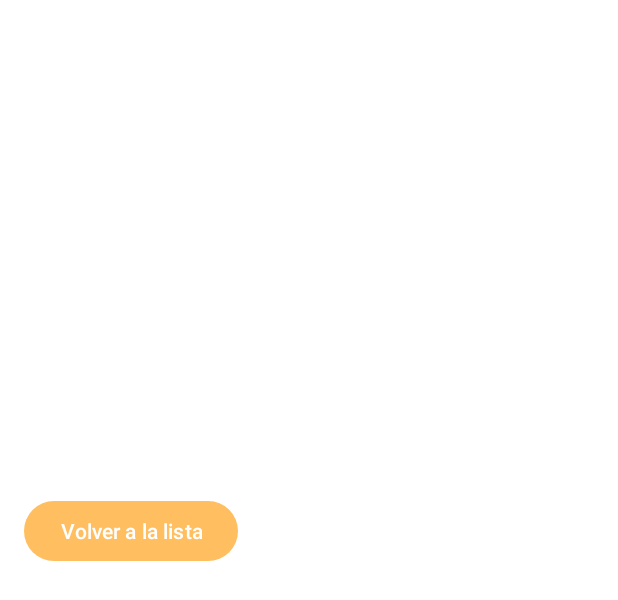
After one commit to rodriisepulveda/final-am-ACN4AV-sepulveda-rodrigo, an Android app: the layout activity_product_detail.xml on its own in the app's theme, with its tools: preview values and no code run, on a phone screen of 412 x 824 dp. The commit adds this screen. Shown: the top 600 px of the screen. Run offline under Robolectric (Android 15) with nearby library versions, the phone set to English and light mode, and no system bars.

Commit message:
added filtros e imagenes

```diff
--- a/app/src/main/res/drawable/rounded_button.xml
+++ b/app/src/main/res/drawable/rounded_button.xml
@@ -1,6 +1,4 @@
-<?xml version="1.0" encoding="utf-8"?>
-<shape xmlns:android="http://schemas.android.com/apk/res/android"
-    android:shape="rectangle">
+<shape xmlns:android="http://schemas.android.com/apk/res/android">
+    <solid android:color="@color/primaryColor" />
     <corners android:radius="8dp" />
-    <solid android:color="@color/primaryColor" />
 </shape>
--- /dev/null
+++ b/app/src/main/res/layout/activity_product_detail.xml
@@ -0,0 +1,40 @@
+<LinearLayout xmlns:android="http://schemas.android.com/apk/res/android"
+    android:layout_width="match_parent"
+    android:layout_height="match_parent"
+    android:orientation="vertical"
+    android:padding="16dp">
+
+    <ImageView
+        android:id="@+id/imageViewDetailProduct"
+        android:layout_width="200dp"
+        android:layout_height="200dp"
+        android:layout_gravity="center"
+        android:contentDescription="@string/product_image" />
+
+    <TextView
+        android:id="@+id/textViewDetailName"
+        android:layout_width="match_parent"
+        android:layout_height="wrap_content"
+        android:textSize="20sp"
+        android:textStyle="bold"
+        android:layout_marginTop="16dp" />
+
+    <TextView
+        android:id="@+id/textViewDetailCategory"
+        android:layout_width="match_parent"
+        android:layout_height="wrap_content"
+        android:layout_marginTop="8dp" />
+
+    <TextView
+        android:id="@+id/textViewDetailPrice"
+        android:layout_width="match_parent"
+        android:layout_height="wrap_content"
+        android:layout_marginTop="8dp" />
+
+    <Button
+        android:id="@+id/buttonBackToList"
+        android:layout_width="wrap_content"
+        android:layout_height="wrap_content"
+        android:layout_marginTop="16dp"
+        android:text="@string/button_back_to_list" />
+</LinearLayout>
--- a/app/src/main/res/values/colors.xml
+++ b/app/src/main/res/values/colors.xml
@@ -1,8 +1,11 @@
 <resources>
     <color name="primaryColor">#FFBE60</color>
-    <color name="primaryVariant">#FFBE60</color>
+    <color name="primaryVariant">#D69E50</color>
     <color name="secondaryColor">#FF03DAC5</color>
     <color name="backgroundColor">#FFFFFF</color>
     <color name="textColor">#000000</color>
+    <color name="buttonTextColor">#FFFFFF</color>
+    <color name="cardBackgroundColor">#F5F5F5</color>
+    <color name="dividerColor">#E0E0E0</color>
     <color name="white">#FFFFFF</color>
 </resources>
--- a/app/src/main/res/values/strings.xml
+++ b/app/src/main/res/values/strings.xml
@@ -1,14 +1,14 @@
 <resources>
     <string name="app_name">parcial-1-am-acn4av-rodrigo-sepulveda</string>
     <string name="welcome_message">Bienvenido Pepito</string>
-    <string name="button_show_products">Gestion Productos</string>
+    <string name="button_show_products">Gestión Productos</string>
     <string name="button_add_product">Agregar Producto</string>
     <string name="button_delete_product">Eliminar Producto</string>
     <string name="button_edit_product">Editar Producto</string>
     <string name="edit_text_hint">Nombre del Producto</string>
     <string name="button_back">Volver</string>
     <string name="toast_product_added">Producto agregado</string>
-    <string name="toast_product_add_error">Ingresa un nombre de producto</string>
+    <string name="toast_product_add_error">Por favor, completa todos los campos</string>
     <string name="toast_product_edited">Producto actualizado correctamente</string>
     <string name="toast_product_edit_error">Error al actualizar producto</string>
     <string name="toast_functionality_development">Funcionalidad en Desarrollo</string>
@@ -19,12 +19,13 @@
     <string name="logo_description">Logo de la empresa</string>
     <string name="delete_product">Eliminar producto</string>
     <string name="edit_product">Editar producto</string>
-    <string name="category_label">Categoría:</string>
+    <string name="category_label">Categoría: %1$s</string>
     <string name="hint_search_name">Buscar por nombre</string>
     <string name="hint_search_category">Buscar por categoría</string>
     <string name="toast_no_products_available">No hay productos disponibles</string>
     <string name="dialog_edit_product_title">Editar Producto</string>
     <string name="dialog_edit_product_save">Guardar</string>
     <string name="dialog_edit_product_cancel">Cancelar</string>
-
+    <string name="product_image">Imagen del producto</string>
+    <string name="button_back_to_list">Volver a la lista</string>
 </resources>
--- a/app/src/main/res/values/styles.xml
+++ b/app/src/main/res/values/styles.xml
@@ -1,18 +1,34 @@
-<?xml version="1.0" encoding="utf-8"?>
-
 <resources>
-        <style name="AppTheme" parent="Theme.MaterialComponents.DayNight.DarkActionBar">
+    <style name="AppTheme" parent="Theme.Material3.DayNight.NoActionBar">
         <item name="colorPrimary">@color/primaryColor</item>
         <item name="colorPrimaryVariant">@color/primaryVariant</item>
         <item name="colorSecondary">@color/secondaryColor</item>
         <item name="android:windowBackground">@color/backgroundColor</item>
         <item name="android:textColor">@color/textColor</item>
         <item name="buttonStyle">@style/CustomButton</item>
+        <item name="cardViewStyle">@style/CustomCardView</item>
     </style>
 
     <style name="CustomButton" parent="Widget.MaterialComponents.Button">
-            <item name="android:background">@drawable/rounded_button</item>
-            <item name="android:textColor">@color/white</item>
+        <item name="android:backgroundTint">@color/primaryColor</item>
+        <item name="android:textColor">@color/buttonTextColor</item>
+        <item name="cornerRadius">8dp</item>
         <item name="android:padding">12dp</item>
     </style>
+
+    <style name="CustomCardView" parent="Widget.MaterialComponents.CardView">
+        <item name="cardBackgroundColor">@color/cardBackgroundColor</item>
+        <item name="cardCornerRadius">8dp</item>
+        <item name="cardElevation">4dp</item>
+        <item name="contentPadding">16dp</item>
+    </style>
+
+    <style name="CustomTextInputEditText" parent="Widget.MaterialComponents.TextInputEditText.FilledBox">
+        <item name="boxBackgroundColor">@color/white</item>
+        <item name="boxCornerRadiusTopStart">8dp</item>
+        <item name="boxCornerRadiusTopEnd">8dp</item>
+        <item name="boxCornerRadiusBottomStart">8dp</item>
+        <item name="boxCornerRadiusBottomEnd">8dp</item>
+        <item name="android:textColorHint">@color/textColor</item>
+    </style>
 </resources>
--- a/app/src/main/res/values/themes.xml
+++ b/app/src/main/res/values/themes.xml
@@ -1,9 +1,13 @@
 <resources xmlns:tools="http://schemas.android.com/tools">
-    <!-- Base application theme. -->
     <style name="Base.Theme.Parcial1amacn4avrodrigosepulveda" parent="Theme.Material3.DayNight.NoActionBar">
-        <!-- Customize your light theme here. -->
-        <!-- <item name="colorPrimary">@color/my_light_primary</item> -->
+        <!-- Light Theme -->
+        <item name="colorPrimary">@color/primaryColor</item>
+        <item name="colorSecondary">@color/secondaryColor</item>
+        <item name="android:windowBackground">@color/backgroundColor</item>
     </style>
 
-    <style name="Theme.Parcial1amacn4avrodrigosepulveda" parent="Base.Theme.Parcial1amacn4avrodrigosepulveda" />
+    <style name="Theme.Parcial1amacn4avrodrigosepulveda" parent="Base.Theme.Parcial1amacn4avrodrigosepulveda">
+        <!-- Customize additional theme settings -->
+        <item name="textInputStyle">@style/CustomTextInputEditText</item>
+    </style>
 </resources>
--- a/gradle/libs.versions.toml
+++ b/gradle/libs.versions.toml
@@ -1,5 +1,6 @@
 [versions]
 agp = "8.6.0"
+compiler = "4.15.1"
 firebaseBom = "33.6.0"
 junit = "4.13.2"
 junitVersion = "1.2.1"
@@ -9,10 +10,14 @@ material = "1.12.0"
 activity = "1.8.0"
 constraintlayout = "2.1.4"
 firebaseDatabase = "21.0.0"
+materialVersion = "1.9.0"
 
 [libraries]
+compiler = { module = "com.github.bumptech.glide:compiler", version.ref = "compiler" }
 firebase-analytics = { module = "com.google.firebase:firebase-analytics" }
 firebase-bom = { module = "com.google.firebase:firebase-bom", version.ref = "firebaseBom" }
+glide = { module = "com.github.bumptech.glide:glide", version.ref = "compiler" }
+google-firebase-analytics = { module = "com.google.firebase:firebase-analytics" }
 junit = { group = "junit", name = "junit", version.ref = "junit" }
 ext-junit = { group = "androidx.test.ext", name = "junit", version.ref = "junitVersion" }
 espresso-core = { group = "androidx.test.espresso", name = "espresso-core", version.ref = "espressoCore" }
@@ -21,6 +26,7 @@ material = { group = "com.google.android.material", name = "material", version.r
 activity = { group = "androidx.activity", name = "activity", version.ref = "activity" }
 constraintlayout = { group = "androidx.constraintlayout", name = "constraintlayout", version.ref = "constraintlayout" }
 firebase-database = { group = "com.google.firebase", name = "firebase-database", version.ref = "firebaseDatabase" }
+material-v190 = { module = "com.google.android.material:material", version.ref = "materialVersion" }
 
 [plugins]
 android-application = { id = "com.android.application", version.ref = "agp" }
```
Also changed, not shown: app/build.gradle (+9 -6 lines), app/src/main/AndroidManifest.xml (+6 -4 lines), app/src/main/java/com/example/parcial_1_am_acn4av_rodrigo_sepulveda/Product.java (+11 -1 lines), app/src/main/java/com/example/parcial_1_am_acn4av_rodrigo_sepulveda/ProductAdapter.java (+18 -8 lines), app/src/main/java/com/example/parcial_1_am_acn4av_rodrigo_sepulveda/ProductDetailActivity.java (added, +46 -0 lines), app/src/main/java/com/example/parcial_1_am_acn4av_rodrigo_sepulveda/ProductListActivity.java (+58 -31 lines), app/src/main/res/layout/activity_product_list.xml (+69 -61 lines), app/src/main/res/layout/item_product.xml (+12 -8 lines), app/src/main/res/values/dimens.xml (added, +15 -0 lines), app/src/main/res/drawable/placeholder_image.png (added). Lines whose indentation alone changed are shown as unchanged.
